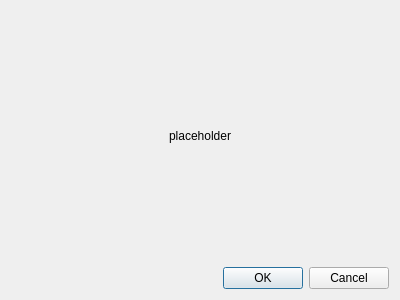
Above: neurolabi/gui/protocols/synapsereviewprotocol.ui from janelia-flyem/NeuTu before the change. Below: the same form after it.
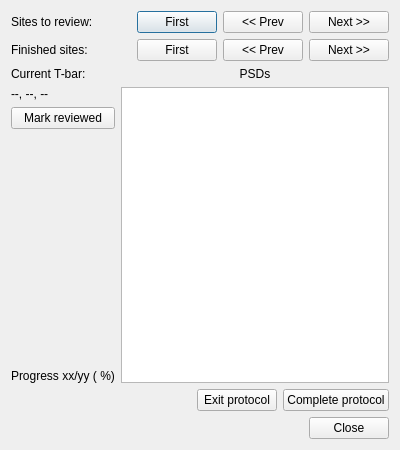
That is the form after the change.

Commit message: hooked new protocol into switcher; test save/restore works

The edit to the form file:
```diff
--- a/neurolabi/gui/protocols/synapsereviewprotocol.ui
+++ b/neurolabi/gui/protocols/synapsereviewprotocol.ui
@@ -7,7 +7,7 @@
     <x>0</x>
     <y>0</y>
     <width>400</width>
-    <height>300</height>
+    <height>450</height>
    </rect>
   </property>
   <property name="windowTitle">
@@ -15,14 +15,194 @@
   </property>
   <layout class="QVBoxLayout" name="verticalLayout">
    <item>
-    <widget class="QLabel" name="label">
-     <property name="text">
-      <string>placeholder</string>
+    <layout class="QHBoxLayout" name="horizontalLayout_2">
+     <item>
+      <widget class="QLabel" name="label_2">
+       <property name="text">
+        <string>Sites to review:</string>
+       </property>
+      </widget>
+     </item>
+     <item>
+      <spacer name="horizontalSpacer_2">
+       <property name="orientation">
+        <enum>Qt::Horizontal</enum>
+       </property>
+       <property name="sizeHint" stdset="0">
+        <size>
+         <width>40</width>
+         <height>20</height>
+        </size>
+       </property>
+      </spacer>
+     </item>
+     <item>
+      <widget class="QPushButton" name="reviewFirstButton">
+       <property name="text">
+        <string>First</string>
+       </property>
+      </widget>
+     </item>
+     <item>
+      <widget class="QPushButton" name="reviewPrevButton">
+       <property name="text">
+        <string>&lt;&lt; Prev</string>
+       </property>
+      </widget>
+     </item>
+     <item>
+      <widget class="QPushButton" name="reviewNextButton">
+       <property name="text">
+        <string>Next &gt;&gt;</string>
+       </property>
+      </widget>
+     </item>
+    </layout>
+   </item>
+   <item>
+    <layout class="QHBoxLayout" name="horizontalLayout_4">
+     <property name="topMargin">
+      <number>0</number>
      </property>
-     <property name="alignment">
-      <set>Qt::AlignCenter</set>
-     </property>
-    </widget>
+     <item>
+      <widget class="QLabel" name="label">
+       <property name="text">
+        <string>Finished sites:</string>
+       </property>
+      </widget>
+     </item>
+     <item>
+      <spacer name="horizontalSpacer_3">
+       <property name="orientation">
+        <enum>Qt::Horizontal</enum>
+       </property>
+       <property name="sizeHint" stdset="0">
+        <size>
+         <width>40</width>
+         <height>20</height>
+        </size>
+       </property>
+      </spacer>
+     </item>
+     <item>
+      <widget class="QPushButton" name="finishedFirstbutton">
+       <property name="text">
+        <string>First</string>
+       </property>
+      </widget>
+     </item>
+     <item>
+      <widget class="QPushButton" name="finishedPrevButton">
+       <property name="text">
+        <string>&lt;&lt; Prev</string>
+       </property>
+      </widget>
+     </item>
+     <item>
+      <widget class="QPushButton" name="finishedNextButton">
+       <property name="text">
+        <string>Next &gt;&gt;</string>
+       </property>
+      </widget>
+     </item>
+    </layout>
+   </item>
+   <item>
+    <layout class="QHBoxLayout" name="horizontalLayout_3">
+     <item>
+      <layout class="QVBoxLayout" name="verticalLayout_2">
+       <item>
+        <widget class="QLabel" name="currentSiteLabel">
+         <property name="text">
+          <string>Current T-bar: </string>
+         </property>
+        </widget>
+       </item>
+       <item>
+        <widget class="QLabel" name="currentLocLabel">
+         <property name="text">
+          <string>--, --, --</string>
+         </property>
+        </widget>
+       </item>
+       <item>
+        <widget class="QPushButton" name="markReviewedButton">
+         <property name="text">
+          <string>Mark reviewed</string>
+         </property>
+        </widget>
+       </item>
+       <item>
+        <spacer name="verticalSpacer">
+         <property name="orientation">
+          <enum>Qt::Vertical</enum>
+         </property>
+         <property name="sizeHint" stdset="0">
+          <size>
+           <width>20</width>
+           <height>40</height>
+          </size>
+         </property>
+        </spacer>
+       </item>
+       <item>
+        <widget class="QLabel" name="progressLabel">
+         <property name="text">
+          <string>Progress xx/yy ( %)</string>
+         </property>
+        </widget>
+       </item>
+      </layout>
+     </item>
+     <item>
+      <layout class="QVBoxLayout" name="verticalLayout_3">
+       <item>
+        <widget class="QLabel" name="label_6">
+         <property name="text">
+          <string>PSDs</string>
+         </property>
+         <property name="alignment">
+          <set>Qt::AlignCenter</set>
+         </property>
+        </widget>
+       </item>
+       <item>
+        <widget class="QTableView" name="sitesTableView"/>
+       </item>
+      </layout>
+     </item>
+    </layout>
+   </item>
+   <item>
+    <layout class="QHBoxLayout" name="horizontalLayout">
+     <item>
+      <spacer name="horizontalSpacer">
+       <property name="orientation">
+        <enum>Qt::Horizontal</enum>
+       </property>
+       <property name="sizeHint" stdset="0">
+        <size>
+         <width>40</width>
+         <height>20</height>
+        </size>
+       </property>
+      </spacer>
+     </item>
+     <item>
+      <widget class="QPushButton" name="exitButton">
+       <property name="text">
+        <string>Exit protocol</string>
+       </property>
+      </widget>
+     </item>
+     <item>
+      <widget class="QPushButton" name="completeButton">
+       <property name="text">
+        <string>Complete protocol</string>
+       </property>
+      </widget>
+     </item>
+    </layout>
    </item>
    <item>
     <widget class="QDialogButtonBox" name="buttonBox">
@@ -30,7 +210,7 @@
       <enum>Qt::Horizontal</enum>
      </property>
      <property name="standardButtons">
-      <set>QDialogButtonBox::Cancel|QDialogButtonBox::Ok</set>
+      <set>QDialogButtonBox::Close</set>
      </property>
     </widget>
    </item>
```
Left out of the diff: 2 changed lines with no effect on the pictures. The commit also changes 3 other files.
